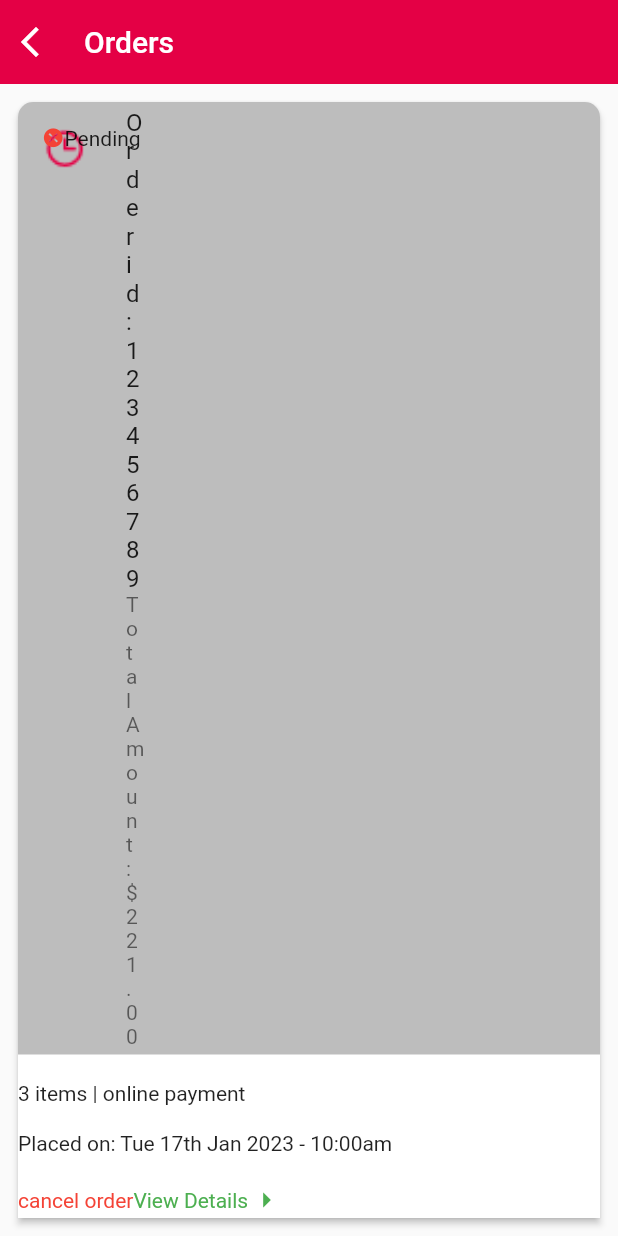
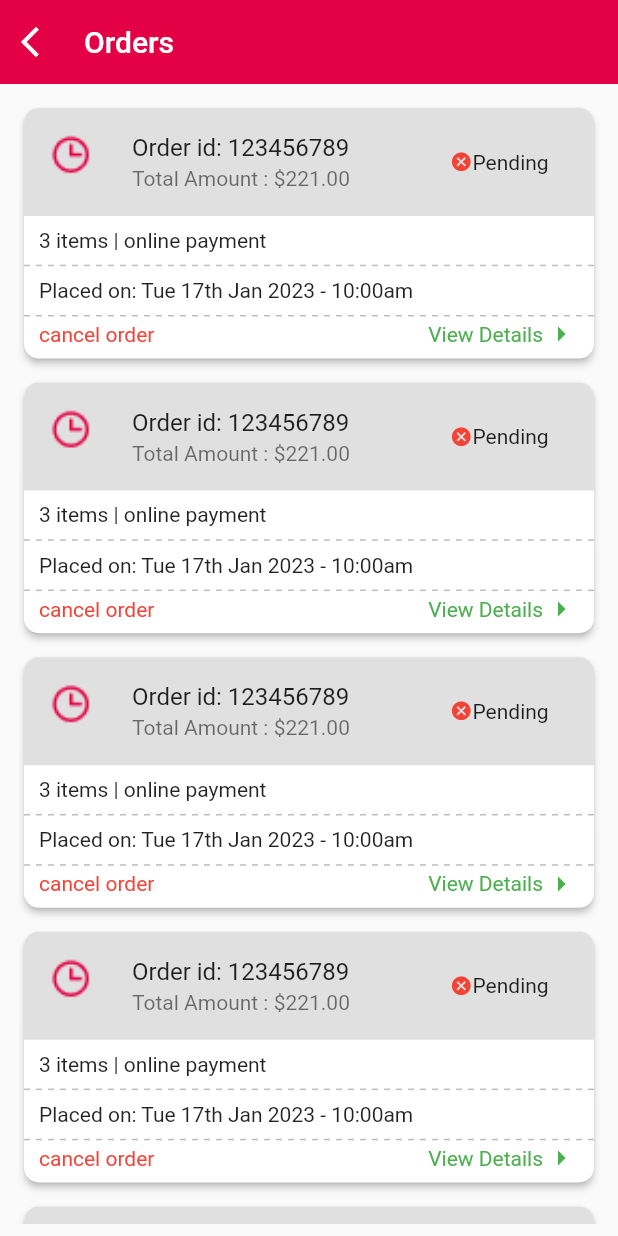
Before and after one commit to nikshit-chauhan/Sheegr, a Flutter app: the Orders screen opened directly, on a phone screen of 412 x 824 dp. Run offline on Flutter 3.47's test engine with Material 2 defaults, Android fonts, the phone set to English and light mode, and no system bars; drawn by our look-alikes of auto_size_text, dotted_line; our stand-ins replace connectivity_plus, dots_indicator, firebase_auth, firebase_core, get, getwidget and 2 more; missing offline and left inert: app_settings; accounts and stored records are empty.

Commit message:
fix: Order Screen UI Overflow

```diff
--- a/lib/View/screens/Orders/orders.dart
+++ b/lib/View/screens/Orders/orders.dart
@@ -1,4 +1,5 @@
 import 'package:auto_size_text/auto_size_text.dart';
+import 'package:dotted_line/dotted_line.dart';
 import 'package:flutter/material.dart';
 import 'package:get/get.dart';
 
@@ -30,27 +31,30 @@ class Orders extends StatelessWidget {
       ),
       body: Padding(
         padding: const EdgeInsets.all(8.0),
+        child: ListView.builder(
+          itemCount: 10,
+          itemBuilder: (context, index) {
+            return Padding(
+              padding: const EdgeInsets.all(4.0),
               child: Card(
                 shape: const RoundedRectangleBorder(
+                  borderRadius: BorderRadius.all(Radius.circular(10)),
+                ),
+                // shape: ShapeBorder(),
+                elevation: 2,
+                color: Colors.white,
+                child: Column(
+                  mainAxisAlignment: MainAxisAlignment.start,
+                  crossAxisAlignment: CrossAxisAlignment.stretch,
+                  children: [
+                    Container(
+                      decoration: const BoxDecoration(
+                        color: grey2,
                         borderRadius: BorderRadius.only(
                           topLeft: Radius.circular(10),
                           topRight: Radius.circular(10),
                         ),
                       ),
-              // shape: ShapeBorder(),
-              elevation: 2,
-              color: Colors.white,
-              child: Column(
-                mainAxisAlignment: MainAxisAlignment.spaceBetween,
-                crossAxisAlignment: CrossAxisAlignment.stretch,
-                children: [
-                  Container(
-                    decoration: const BoxDecoration(
-                        color: Colors.black26,
-                        borderRadius: BorderRadius.only(
-                          topLeft: Radius.circular(10),
-                          topRight: Radius.circular(10),
-                        )),
                       child: ListTile(
                         leading: Image.asset(
                           // 'assets/icons/bg_1.png',
@@ -63,7 +67,9 @@ class Orders extends StatelessWidget {
 
                         // isThreeLine: true,
                         subtitle: const AutoSizeText("Total Amount : \$221.00"),
-                      trailing: const Row(
+                        trailing: const SizedBox(
+                          width: 80,
+                          child: Row(
                             children: [
                               Icon(
                                 Icons.cancel,
@@ -75,9 +81,38 @@ class Orders extends StatelessWidget {
                           ),
                         ),
                       ),
-                  const AutoSizeText("3 items | online payment"),
-                  const AutoSizeText("Placed on: Tue 17th Jan 2023 - 10:00am"),
-                  const Row(
+                    ),
+                    SizedBox(
+                      height: MediaQuery.sizeOf(context).height * 0.01,
+                    ),
+                    const Padding(
+                      padding: EdgeInsets.symmetric(horizontal: 10),
+                      child: AutoSizeText("3 items | online payment"),
+                    ),
+                    SizedBox(
+                      height: MediaQuery.sizeOf(context).height * 0.01,
+                    ),
+                    const DottedLine(
+                      dashColor: grey1,
+                    ),
+                    SizedBox(
+                      height: MediaQuery.sizeOf(context).height * 0.01,
+                    ),
+                    const Padding(
+                      padding: EdgeInsets.symmetric(horizontal: 10),
+                      child: AutoSizeText(
+                          "Placed on: Tue 17th Jan 2023 - 10:00am"),
+                    ),
+                    SizedBox(
+                      height: MediaQuery.sizeOf(context).height * 0.01,
+                    ),
+                    const DottedLine(
+                      dashColor: grey1,
+                    ),
+                    const Padding(
+                      padding: EdgeInsets.symmetric(horizontal: 10),
+                      child: Row(
+                        mainAxisAlignment: MainAxisAlignment.spaceBetween,
                         children: [
                           AutoSizeText(
                             "cancel order",
@@ -97,8 +132,17 @@ class Orders extends StatelessWidget {
                           ),
                         ],
                       ),
+                    ),
+                    SizedBox(
+                      height: MediaQuery.sizeOf(context).height * 0.005,
+                    ),
                   ],
                 ),
-            )));
+              ),
+            );
+          },
+        ),
+      ),
+    );
   }
 }
--- a/pubspec.yaml
+++ b/pubspec.yaml
@@ -46,6 +46,7 @@ dependencies:
   app_settings: ^4.2.0
   firebase_core: ^2.14.0
   firebase_auth: ^4.6.3
+  dotted_line: ^3.2.2
 
 dev_dependencies:
   flutter_test:
```
Also changed, not shown: pubspec.lock. Lines whose indentation alone changed are shown as unchanged.
